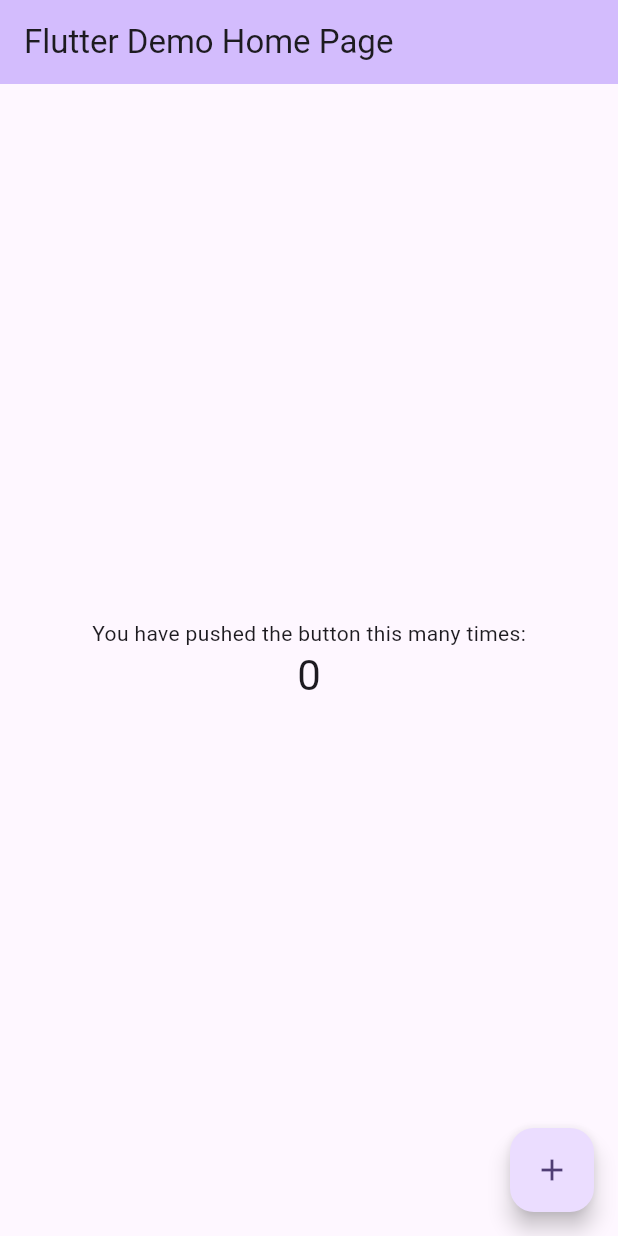
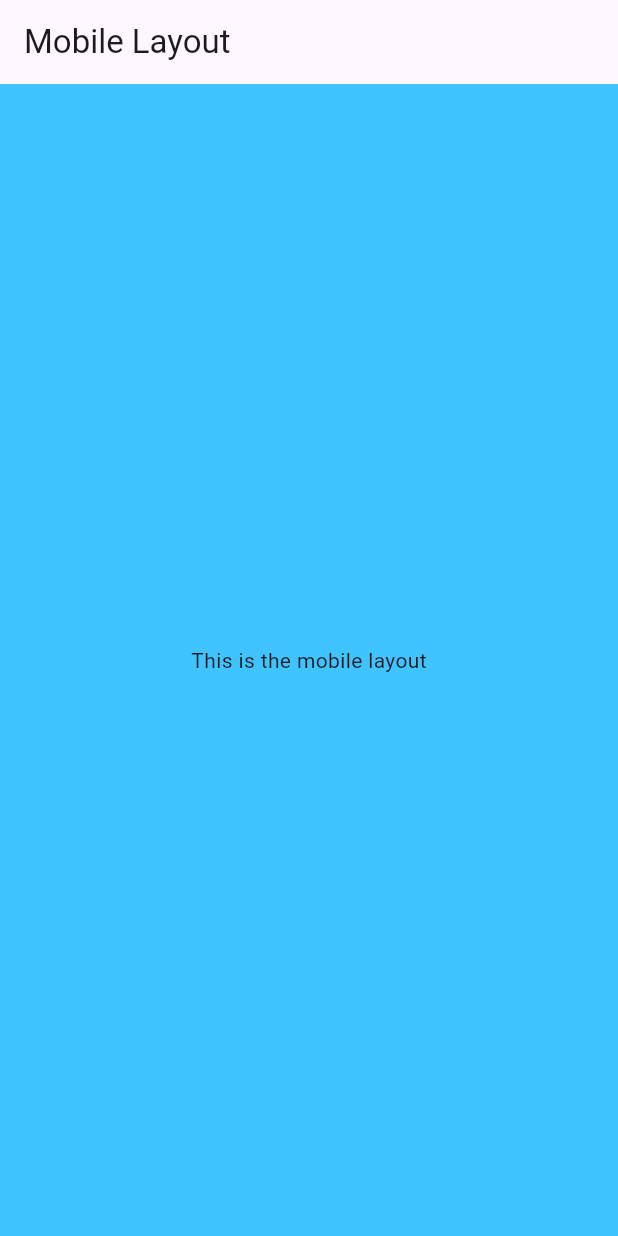
Before and after one commit to M-mutua/school-web, a Flutter app: the screen it shows after launch, on a phone screen of 412 x 824 dp. Run offline on Flutter 3.47's test engine with Material 3 defaults, Android fonts, the phone set to English and light mode, and no system bars.

Commit message:
First Commit just getting the hang of it

```diff
--- /dev/null
+++ b/lib/demopage.dart
@@ -0,0 +1,23 @@
+import 'package:flutter/material.dart';
+import 'package:school_web/desktoppage.dart';
+import 'package:school_web/mobilepage.dart';
+import 'package:school_web/tabletpage.dart';
+
+class DemoPage extends StatelessWidget {
+  const DemoPage({super.key});
+
+  @override
+  Widget build(BuildContext context) {
+    return LayoutBuilder(
+      builder: (context, constraints) {
+        if (constraints.maxWidth < 600) {
+          return Mobilepage();
+        } else if (constraints.maxWidth < 1200) {
+          return Tabletpage();
+        } else {
+          return Desktoppage();
+        }
+      },
+    );
+  }
+}
--- /dev/null
+++ b/lib/desktoppage.dart
@@ -0,0 +1,14 @@
+import 'package:flutter/material.dart';
+
+class Desktoppage extends StatelessWidget {
+  const Desktoppage({super.key});
+
+  @override
+  Widget build(BuildContext context) {
+    return Scaffold(
+      appBar: AppBar(title: const Text('Desktop Layout')),
+      backgroundColor: Colors.greenAccent,
+      body: const Center(child: Text('This is the desktop layout')),
+    );
+  }
+}
--- a/lib/main.dart
+++ b/lib/main.dart
@@ -1,4 +1,5 @@
 import 'package:flutter/material.dart';
+import 'package:school_web/demopage.dart';
 
 void main() {
   runApp(const MyApp());
@@ -11,112 +12,9 @@ class MyApp extends StatelessWidget {
   @override
   Widget build(BuildContext context) {
     return MaterialApp(
-      title: 'Flutter Demo',
-      theme: ThemeData(
-        // This is the theme of your application.
-        //
-        // TRY THIS: Try running your application with "flutter run". You'll see
-        // the application has a purple toolbar. Then, without quitting the app,
-        // try changing the seedColor in the colorScheme below to Colors.green
-        // and then invoke "hot reload" (save your changes or press the "hot
-        // reload" button in a Flutter-supported IDE, or press "r" if you used
-        // the command line to start the app).
-        //
-        // Notice that the counter didn't reset back to zero; the application
-        // state is not lost during the reload. To reset the state, use hot
-        // restart instead.
-        //
-        // This works for code too, not just values: Most code changes can be
-        // tested with just a hot reload.
-        colorScheme: .fromSeed(seedColor: Colors.deepPurple),
-      ),
-      home: const MyHomePage(title: 'Flutter Demo Home Page'),
+      title: 'Responsive Layout Demo',
+      theme: ThemeData(primarySwatch: Colors.blue),
+      home: DemoPage(),
     );
   }
 }
-
-class MyHomePage extends StatefulWidget {
-  const MyHomePage({super.key, required this.title});
-
-  // This widget is the home page of your application. It is stateful, meaning
-  // that it has a State object (defined below) that contains fields that affect
-  // how it looks.
-
-  // This class is the configuration for the state. It holds the values (in this
-  // case the title) provided by the parent (in this case the App widget) and
-  // used by the build method of the State. Fields in a Widget subclass are
-  // always marked "final".
-
-  final String title;
-
-  @override
-  State<MyHomePage> createState() => _MyHomePageState();
-}
-
-class _MyHomePageState extends State<MyHomePage> {
-  int _counter = 0;
-
-  void _incrementCounter() {
-    setState(() {
-      // This call to setState tells the Flutter framework that something has
-      // changed in this State, which causes it to rerun the build method below
-      // so that the display can reflect the updated values. If we changed
-      // _counter without calling setState(), then the build method would not be
-      // called again, and so nothing would appear to happen.
-      _counter++;
-    });
-  }
-
-  @override
-  Widget build(BuildContext context) {
-    // This method is rerun every time setState is called, for instance as done
-    // by the _incrementCounter method above.
-    //
-    // The Flutter framework has been optimized to make rerunning build methods
-    // fast, so that you can just rebuild anything that needs updating rather
-    // than having to individually change instances of widgets.
-    return Scaffold(
-      appBar: AppBar(
-        // TRY THIS: Try changing the color here to a specific color (to
-        // Colors.amber, perhaps?) and trigger a hot reload to see the AppBar
-        // change color while the other colors stay the same.
-        backgroundColor: Theme.of(context).colorScheme.inversePrimary,
-        // Here we take the value from the MyHomePage object that was created by
-        // the App.build method, and use it to set our appbar title.
-        title: Text(widget.title),
-      ),
-      body: Center(
-        // Center is a layout widget. It takes a single child and positions it
-        // in the middle of the parent.
-        child: Column(
-          // Column is also a layout widget. It takes a list of children and
-          // arranges them vertically. By default, it sizes itself to fit its
-          // children horizontally, and tries to be as tall as its parent.
-          //
-          // Column has various properties to control how it sizes itself and
-          // how it positions its children. Here we use mainAxisAlignment to
-          // center the children vertically; the main axis here is the vertical
-          // axis because Columns are vertical (the cross axis would be
-          // horizontal).
-          //
-          // TRY THIS: Invoke "debug painting" (choose the "Toggle Debug Paint"
-          // action in the IDE, or press "p" in the console), to see the
-          // wireframe for each widget.
-          mainAxisAlignment: .center,
-          children: [
-            const Text('You have pushed the button this many times:'),
-            Text(
-              '$_counter',
-              style: Theme.of(context).textTheme.headlineMedium,
-            ),
-          ],
-        ),
-      ),
-      floatingActionButton: FloatingActionButton(
-        onPressed: _incrementCounter,
-        tooltip: 'Increment',
-        child: const Icon(Icons.add),
-      ),
-    );
-  }
-}
--- /dev/null
+++ b/lib/mobilepage.dart
@@ -0,0 +1,14 @@
+import 'package:flutter/material.dart';
+
+class Mobilepage extends StatelessWidget {
+  const Mobilepage({super.key});
+
+  @override
+  Widget build(BuildContext context) {
+    return Scaffold(
+      appBar: AppBar(title: const Text('Mobile Layout')),
+      backgroundColor: Colors.lightBlueAccent,
+      body: const Center(child: Text('This is the mobile layout')),
+    );
+  }
+}
--- /dev/null
+++ b/lib/tabletpage.dart
@@ -0,0 +1,14 @@
+import 'package:flutter/material.dart';
+
+class Tabletpage extends StatelessWidget {
+  const Tabletpage({super.key});
+
+  @override
+  Widget build(BuildContext context) {
+    return Scaffold(
+      appBar: AppBar(title: const Text('Tablet Layout')),
+      backgroundColor: Colors.orangeAccent,
+      body: const Center(child: Text('This is the tablet layout')),
+    );
+  }
+}
```
Also changed, not shown: 1 other file.
